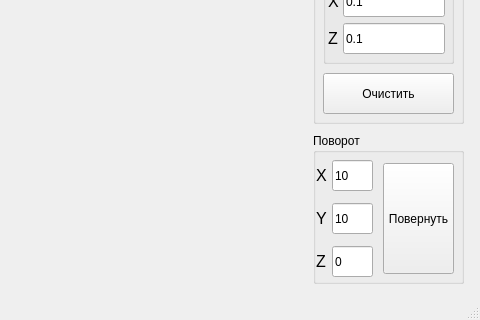
Before: the Qt Designer form Lab10/mainwindow.ui in Inlucker/ComputerGraphics, drawn with Qt 5; both pictures show x 797 to 1277 and y 557 to 877 of the 1277 by 877 pixel window.
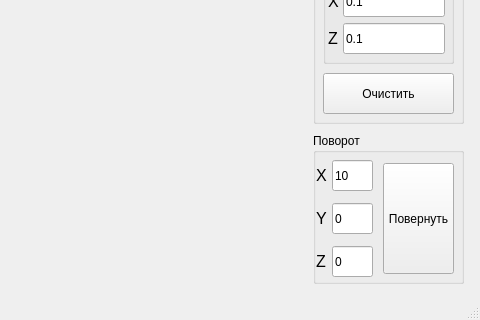
After: the same form once the commit is applied.

What changed in the file:
```diff
--- a/Lab10/mainwindow.ui
+++ b/Lab10/mainwindow.ui
@@ -447,7 +447,7 @@
       </rect>
      </property>
      <property name="text">
-      <string>10</string>
+      <string>0</string>
      </property>
     </widget>
     <widget class="QLabel" name="label_10">
```
